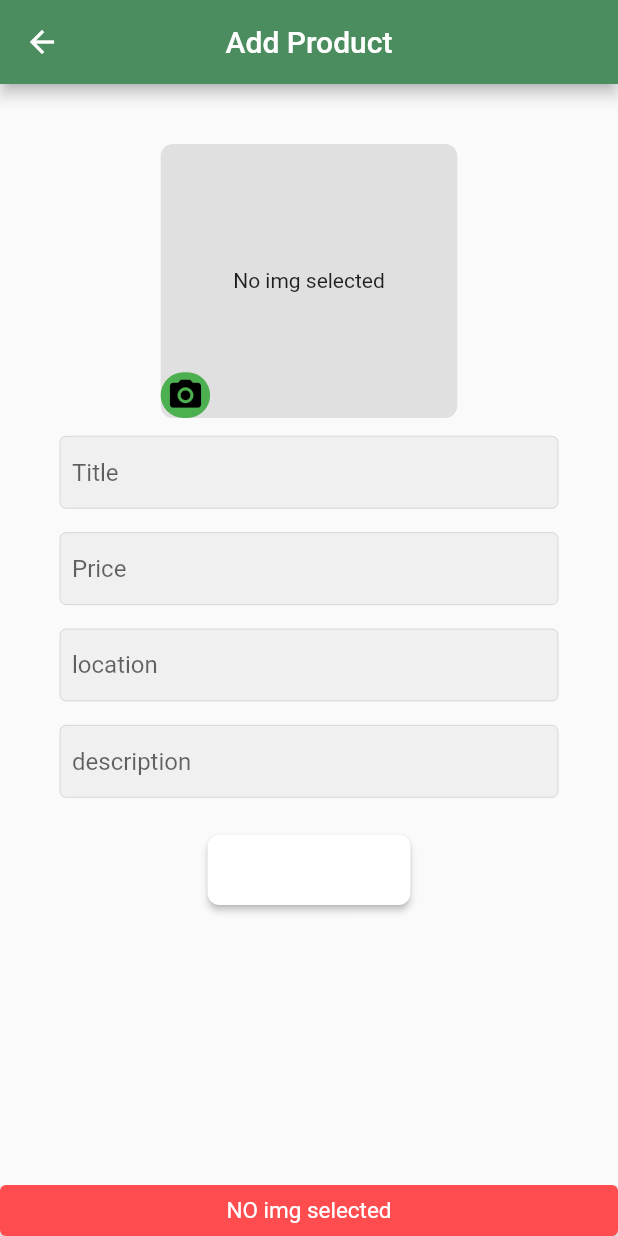
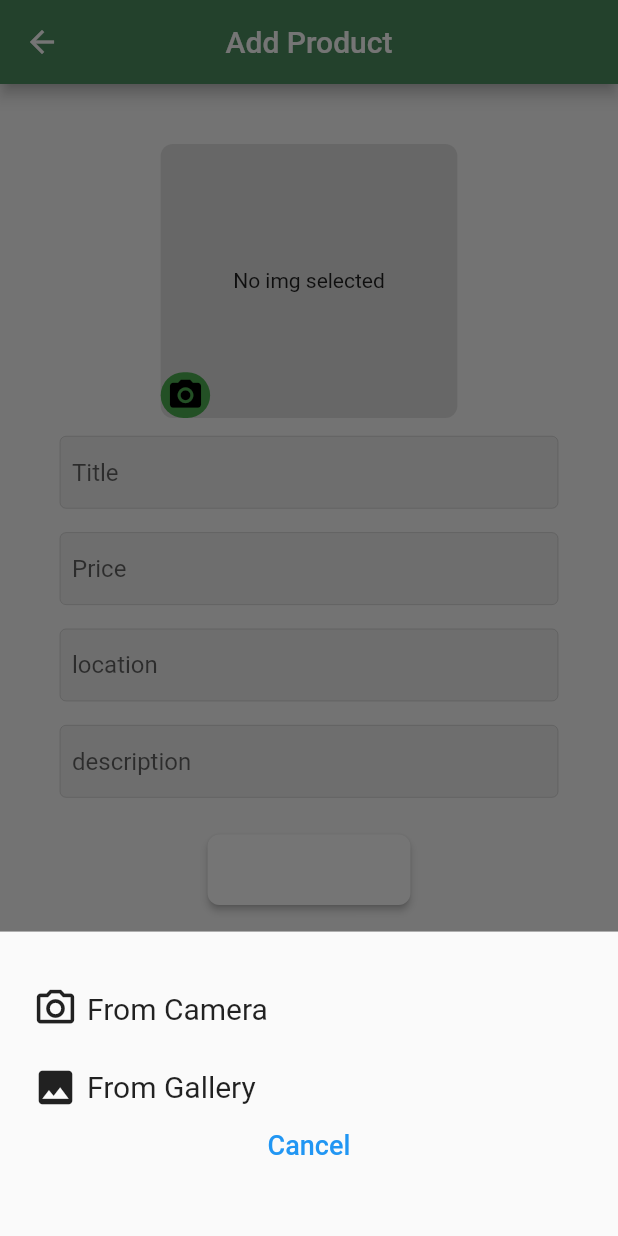
Before and after one commit to alaaRashed2001/flower, a Flutter app: the AddProducts screen opened directly, after a tap on the "camera alt" icon, on a phone screen of 412 x 824 dp. Run offline on Flutter 3.47's test engine with Material 2 defaults, Android fonts, the phone set to English and light mode, and no system bars; our stand-ins replace cloud_firestore, firebase_auth, firebase_core, firebase_storage, flutter_screenutil, image_picker and 1 more; accounts and stored records are empty.

Commit message:
choose2UploadImage

```diff
--- a/l10n.yaml
+++ /dev/null
@@ -1,3 +0,0 @@
-arb-dir: lib/l10n
-template-arb-file: app_en.arb
-output-localization-file: app_localizations.dart
--- a/lib/views/screens/admin_panels/add_products.dart
+++ b/lib/views/screens/admin_panels/add_products.dart
@@ -1,7 +1,7 @@
 import 'dart:io';
 import 'package:flower/firebase/product_fb_controller.dart';
 import 'package:flower/model/product_model.dart';
-
+import 'package:firebase_storage/firebase_storage.dart';
 import 'package:flower/helper/snackbar.dart';
 import 'package:flower/shared_preferences/shared_preferences.dart';
 import 'package:flower/views/widgets/my_button.dart';
@@ -36,11 +36,15 @@ class _AddProductsState extends State<AddProducts> with SnackBarHelper {
 
   @override
   void initState() {
-    priceEditingController = TextEditingController(text: widget.product != null ? widget.product!.price.toString() : '');
-    titleEditingController = TextEditingController(text: widget.product != null ? widget.product!.title : '');
+    priceEditingController = TextEditingController(
+        text: widget.product != null ? widget.product!.price.toString() : '');
+    titleEditingController = TextEditingController(
+        text: widget.product != null ? widget.product!.title : '');
     stateEditingController = TextEditingController();
-    locationEditingController = TextEditingController(text: widget.product != null ? widget.product!.location : '');
-    descriptionEditingController = TextEditingController(text: widget.product != null ? widget.product!.description : '');
+    locationEditingController = TextEditingController(
+        text: widget.product != null ? widget.product!.location : '');
+    descriptionEditingController = TextEditingController(
+        text: widget.product != null ? widget.product!.description : '');
     super.initState();
   }
 
@@ -91,8 +95,8 @@ class _AddProductsState extends State<AddProducts> with SnackBarHelper {
                             color: Colors.green,
                             borderRadius: BorderRadius.circular(30.r)),
                         child: InkWell(
-                          onTap: () async {
-                            await uploadImage();
+                          onTap: () {
+                            choose2UploadImage();
                           },
                           child: const Icon(
                             Icons.camera_alt,
@@ -127,7 +131,9 @@ class _AddProductsState extends State<AddProducts> with SnackBarHelper {
                 ),
                 SizedBox(height: 24.h),
                 MyButton(
-                    title: widget.product == null ? 'Add Product' : 'Update Product',
+                    title: widget.product == null
+                        ? 'Add Product'
+                        : 'Update Product',
                     backgroundColor: Colors.white,
                     isLoading: loading,
                     onPressed: () async {
@@ -142,10 +148,79 @@ class _AddProductsState extends State<AddProducts> with SnackBarHelper {
   }
 
   bool loading = false;
+  ///////////////////////////////////////////////////////////////
   File? imgPath;
+  String? imgName;
 
-  uploadImage() async {
-    final pickedImg = await ImagePicker().pickImage(source: ImageSource.camera);
+  choose2UploadImage() {
+    showModalBottomSheet(
+        context: context,
+        builder: (BuildContext context) {
+          return Container(
+            padding: const EdgeInsets.all(22),
+            height: 200.h,
+            child: Column(
+              mainAxisAlignment: MainAxisAlignment.center,
+              children: [
+                InkWell(
+                  onTap: () async {
+                    await uploadImage(ImageSource.camera);
+                  },
+                  child: Row(
+                    children: const [
+                      Icon(
+                        Icons.camera_alt_outlined,
+                        size: 30,
+                      ),
+                      SizedBox(
+                        width: 6,
+                      ),
+                      Text(
+                        'From Camera',
+                        style: TextStyle(fontSize: 20),
+                      ),
+                    ],
+                  ),
+                ),
+                SizedBox(
+                  height: 22.h,
+                ),
+                InkWell(
+                  onTap: () async {
+                    await uploadImage(ImageSource.gallery);
+                  },
+                  child: Row(
+                    children: const [
+                      Icon(
+                        Icons.photo,
+                        size: 30,
+                      ),
+                      SizedBox(
+                        width: 6,
+                      ),
+                      Text(
+                        'From Gallery',
+                        style: TextStyle(fontSize: 20),
+                      ),
+                    ],
+                  ),
+                ),
+                TextButton(
+                    onPressed: () {
+                      Navigator.pop(context);
+                    },
+                    child: Text(
+                      "Cancel",
+                      style: TextStyle(fontSize: 18),
+                    ))
+              ],
+            ),
+          );
+        });
+  }
+
+  uploadImage(ImageSource source) async {
+    final pickedImg = await ImagePicker().pickImage(source: source);
     try {
       if (pickedImg != null) {
         setState(() {
@@ -159,20 +234,29 @@ class _AddProductsState extends State<AddProducts> with SnackBarHelper {
     }
   }
 
+/////////////////////////////////////////////////////////////////
   Future<void> addProduct() async {
     setState(() {
       loading = true;
     });
     try {
-      if(widget.product == null) {
+      if (widget.product == null) {
         await ProductFbController().createProduct(getProduct);
       } else {
         await ProductFbController().updateProduct(getProduct);
       }
-      showSnackBar(context, message: widget.product == null ? "Product Added" : "Product Updated", error: false,);
+      showSnackBar(
+        context,
+        message: widget.product == null ? "Product Added" : "Product Updated",
+        error: false,
+      );
       Navigator.pop(context);
-    } catch(e){
-      showSnackBar(context, message: widget.product == null ? "Failed Adding" : "Failed Updating", error: true,);
+    } catch (e) {
+      showSnackBar(
+        context,
+        message: widget.product == null ? "Failed Adding" : "Failed Updating",
+        error: true,
+      );
     }
     setState(() {
       loading = false;
@@ -181,7 +265,8 @@ class _AddProductsState extends State<AddProducts> with SnackBarHelper {
 
   ProductModel get getProduct {
     ProductModel productModel = ProductModel();
-    productModel.id = widget.product == null ? DateTime.now().toString() : widget.product!.id;
+    productModel.id =
+        widget.product == null ? DateTime.now().toString() : widget.product!.id;
     productModel.title = titleEditingController.text;
     productModel.price = num.parse(priceEditingController.text);
     productModel.location = locationEditingController.text;
--- a/pubspec.yaml
+++ b/pubspec.yaml
@@ -31,8 +31,8 @@ environment:
 dependencies:
   flutter:
     sdk: flutter
-  flutter_localization:
-    sdk: flutter
+  #flutter_localization:
+    #sdk: flutter
 
 
   # The following adds the Cupertino Icons font to your application.
```
Also changed, not shown: lib/views/screens/admin_panels/view_orders.dart (deleted, +0 -10 lines), lib/views/screens/home_screen.dart (+15 -8 lines), lib/views/screens/profile_screen.dart (added, +109 -0 lines), pubspec.lock. Lines whose indentation alone changed are shown as unchanged.
